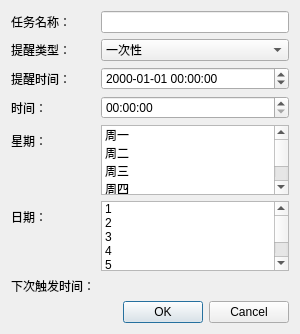
Above: src/reminderedit.ui from SwartzMss/EasyNotify before the change. Below: the same form after it.
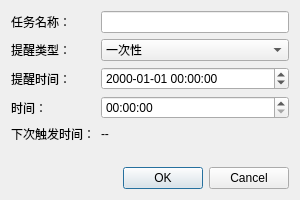
That is the form after the change.

The edit to the form file:
```diff
--- a/src/reminderedit.ui
+++ b/src/reminderedit.ui
@@ -7,7 +7,7 @@
     <x>0</x>
     <y>0</y>
     <width>300</width>
-    <height>330</height>
+    <height>200</height>
    </rect>
   </property>
   <property name="windowTitle">
@@ -86,232 +86,18 @@
       </widget>
      </item>
      <item row="4" column="0">
-      <widget class="QLabel" name="weekDaysLabel">
-       <property name="text">
-        <string>星期：</string>
-       </property>
-      </widget>
-     </item>
-     <item row="4" column="1">
-      <widget class="QListWidget" name="weekDaysList">
-       <property name="selectionMode">
-        <enum>QAbstractItemView::SelectionMode::MultiSelection</enum>
-       </property>
-       <item>
-        <property name="text">
-         <string>周一</string>
-        </property>
-       </item>
-       <item>
-        <property name="text">
-         <string>周二</string>
-        </property>
-       </item>
-       <item>
-        <property name="text">
-         <string>周三</string>
-        </property>
-       </item>
-       <item>
-        <property name="text">
-         <string>周四</string>
-        </property>
-       </item>
-       <item>
-        <property name="text">
-         <string>周五</string>
-        </property>
-       </item>
-       <item>
-        <property name="text">
-         <string>周六</string>
-        </property>
-       </item>
-       <item>
-        <property name="text">
-         <string>周日</string>
-        </property>
-       </item>
-      </widget>
-     </item>
-     <item row="5" column="0">
-      <widget class="QLabel" name="monthDaysLabel">
-       <property name="text">
-        <string>日期：</string>
-       </property>
-      </widget>
-     </item>
-     <item row="5" column="1">
-      <widget class="QListWidget" name="monthDaysList">
-       <property name="selectionMode">
-        <enum>QAbstractItemView::SelectionMode::MultiSelection</enum>
-       </property>
-       <item>
-        <property name="text">
-         <string>1</string>
-        </property>
-       </item>
-       <item>
-        <property name="text">
-         <string>2</string>
-        </property>
-       </item>
-       <item>
-        <property name="text">
-         <string>3</string>
-        </property>
-       </item>
-       <item>
-        <property name="text">
-         <string>4</string>
-        </property>
-       </item>
-       <item>
-        <property name="text">
-         <string>5</string>
-        </property>
-       </item>
-       <item>
-        <property name="text">
-         <string>6</string>
-        </property>
-       </item>
-       <item>
-        <property name="text">
-         <string>7</string>
-        </property>
-       </item>
-       <item>
-        <property name="text">
-         <string>8</string>
-        </property>
-       </item>
-       <item>
-        <property name="text">
-         <string>9</string>
-        </property>
-       </item>
-       <item>
-        <property name="text">
-         <string>10</string>
-        </property>
-       </item>
-       <item>
-        <property name="text">
-         <string>11</string>
-        </property>
-       </item>
-       <item>
-        <property name="text">
-         <string>12</string>
-        </property>
-       </item>
-       <item>
-        <property name="text">
-         <string>13</string>
-        </property>
-       </item>
-       <item>
-        <property name="text">
-         <string>14</string>
-        </property>
-       </item>
-       <item>
-        <property name="text">
-         <string>15</string>
-        </property>
-       </item>
-       <item>
-        <property name="text">
-         <string>16</string>
-        </property>
-       </item>
-       <item>
-        <property name="text">
-         <string>17</string>
-        </property>
-       </item>
-       <item>
-        <property name="text">
-         <string>18</string>
-        </property>
-       </item>
-       <item>
-        <property name="text">
-         <string>19</string>
-        </property>
-       </item>
-       <item>
-        <property name="text">
-         <string>20</string>
-        </property>
-       </item>
-       <item>
-        <property name="text">
-         <string>21</string>
-        </property>
-       </item>
-       <item>
-        <property name="text">
-         <string>22</string>
-        </property>
-       </item>
-       <item>
-        <property name="text">
-         <string>23</string>
-        </property>
-       </item>
-       <item>
-        <property name="text">
-         <string>24</string>
-        </property>
-       </item>
-       <item>
-        <property name="text">
-         <string>25</string>
-        </property>
-       </item>
-       <item>
-        <property name="text">
-         <string>26</string>
-        </property>
-       </item>
-       <item>
-        <property name="text">
-         <string>27</string>
-        </property>
-       </item>
-       <item>
-        <property name="text">
-         <string>28</string>
-        </property>
-       </item>
-       <item>
-        <property name="text">
-         <string>29</string>
-        </property>
-       </item>
-       <item>
-        <property name="text">
-         <string>30</string>
-        </property>
-       </item>
-       <item>
-        <property name="text">
-         <string>31</string>
-        </property>
-       </item>
-      </widget>
-     </item>
-     <item row="6" column="0">
       <widget class="QLabel" name="nextTriggerLabelTitle">
        <property name="text">
         <string>下次触发时间：</string>
        </property>
       </widget>
      </item>
-     <item row="6" column="1">
-      <widget class="QLabel" name="nextTriggerLabel"/>
+     <item row="4" column="1">
+      <widget class="QLabel" name="nextTriggerLabel">
+       <property name="text">
+        <string>--</string>
+       </property>
+      </widget>
      </item>
     </layout>
    </item>
```
Left out of the diff: 10 changed lines with no effect on the pictures.
